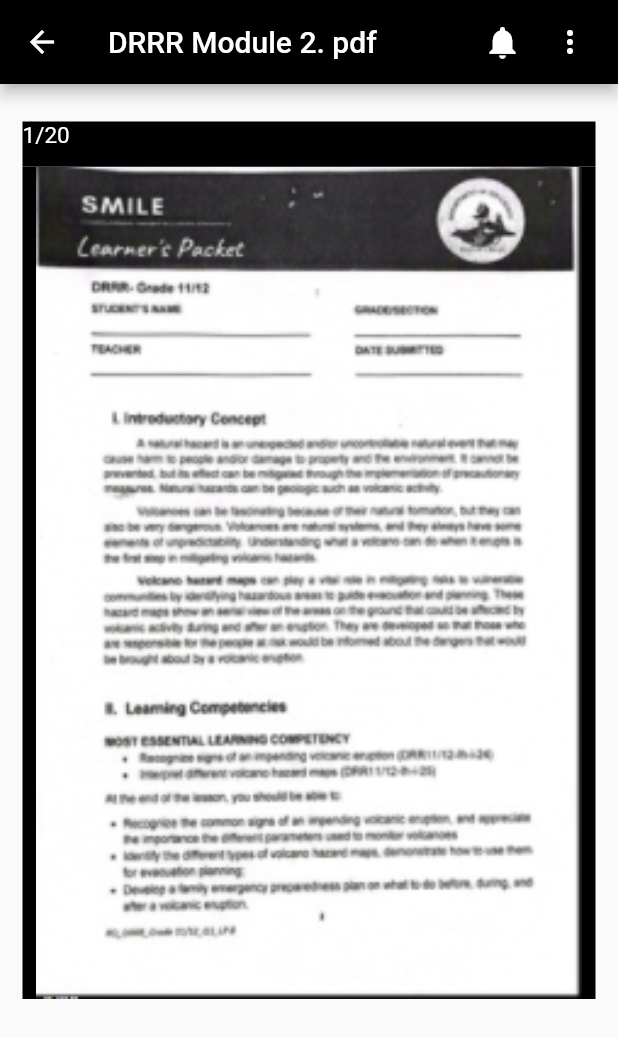
After one commit to JemmalynVitoCruz/trial, a Flutter app: the ApprovedNotif screen opened directly, on a phone screen of 412 x 824 dp. The commit adds this screen. Shown: the top 1038 px of the screen. Run offline on Flutter 3.47's test engine with Material 2 defaults, Android fonts, the phone set to English and light mode, and no system bars.

Commit message:
added approved notif

```diff
--- a/lib/main.dart
+++ b/lib/main.dart
@@ -1,4 +1,5 @@
 import 'package:flutter/material.dart';
+import 'package:trial/ui/approved_notif.dart';
 import 'package:trial/ui/new_notif.dart';
 import 'package:trial/ui/select_file.dart';
 import 'package:trial/ui/view_module.dart';
@@ -25,6 +26,7 @@ void main(){
         //home: LocalFiles(),
         //home: SelectFile(),
         //home: NewNotification(),
+        home: ApprovedNotif(),
       )
   );
 }
--- /dev/null
+++ b/lib/ui/approved_notif.dart
@@ -0,0 +1,59 @@
+import 'package:flutter/material.dart';
+
+class ApprovedNotif extends StatelessWidget {
+
+  @override
+  Widget build(BuildContext context) {
+    return Scaffold(
+      appBar: AppBar(
+        backgroundColor: Colors.black,
+        leading: IconButton(
+          icon: Icon(Icons.arrow_back, color: Colors.white),
+          onPressed: () => Navigator.of(context).pop(),
+        ),
+        title: Text('DRRR Module 2. pdf', style: TextStyle(fontStyle: FontStyle.normal),),
+        actions: <Widget>[
+          Padding(
+            padding: EdgeInsets.only(right: 20.0),
+            child: Icon(
+              Icons.notifications,
+              size: 26.0,
+            ),
+          ),
+          Padding(
+            padding: EdgeInsets.only(right: 20.0),
+            child: Icon(
+              IconData(0xf8dc, fontFamily: 'MaterialIcons'),
+            ),
+          ),
+        ],
+      ),
+
+      body: Padding (
+        padding: EdgeInsets.all(15),
+        child: ListView (
+          children: <Widget>[
+            SizedBox(height: 10),
+            Container (
+              height: 30, width: 30,
+              color: Colors.black,
+              child: Text("1/20", style: TextStyle(fontSize: 15, color: Colors.white)),
+            ),
+            Container(
+              height: 555,
+              width:700,
+              alignment: Alignment.topLeft,
+              decoration: BoxDecoration(
+                color: Colors.black,
+                image: DecorationImage(
+                  image: ExactAssetImage('images/module_sample1.png',  scale: 1.0),
+                  fit: BoxFit.fitHeight,
+                ),
+              ),
+            ),
+          ],
+        ),
+      ),
+    );
+  }
+}
```
